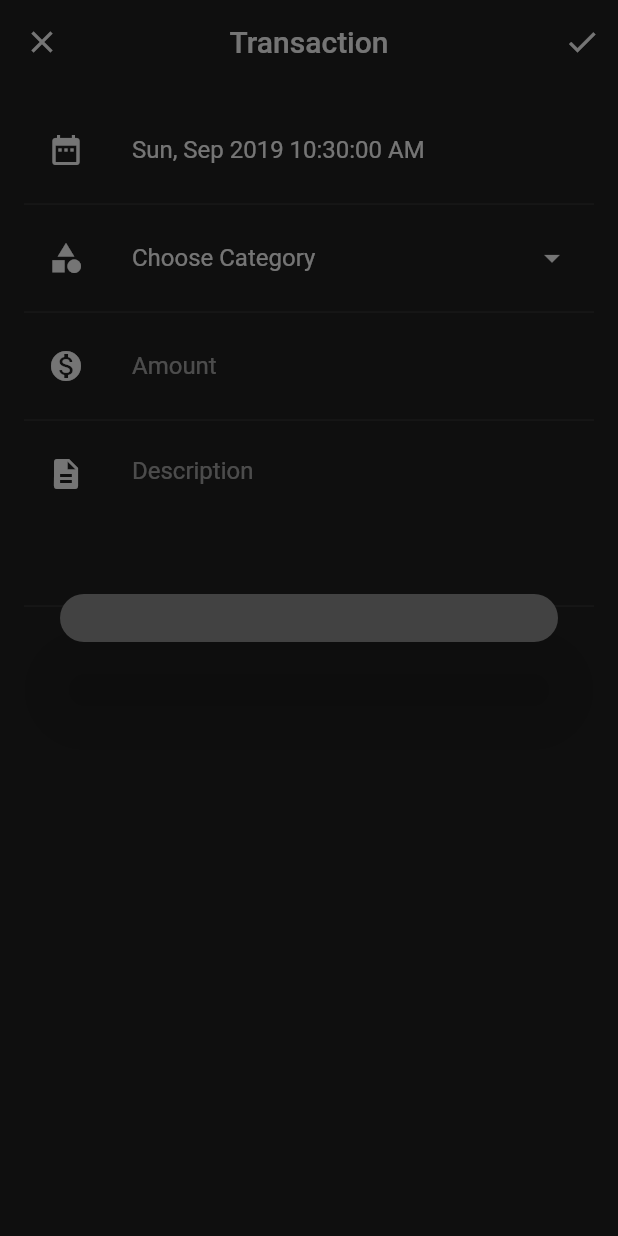
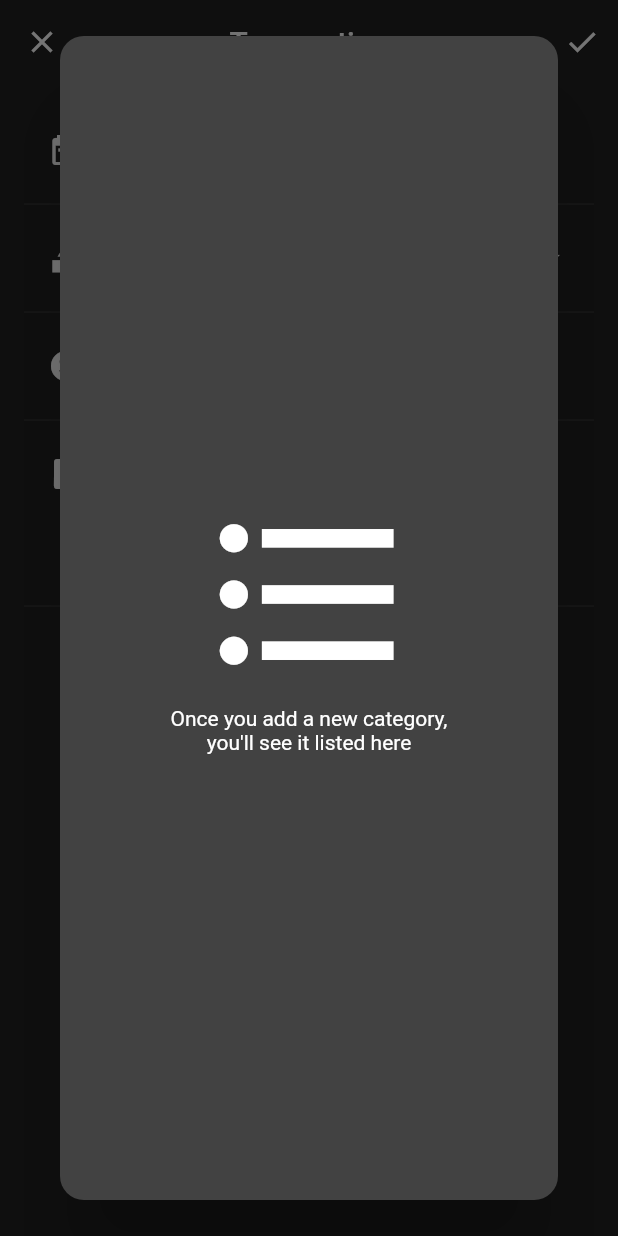
Before and after one commit to Codesait/flutter_money_manager, a Flutter app: the TransactionRoute screen opened directly, after a tap on "Choose Category", on a phone screen of 412 x 824 dp. Run offline on Flutter 3.47's test engine with Material 2 defaults, Android fonts, the phone set to English and light mode, and no system bars; our stand-ins replace sqflite; accounts and stored records are empty.

Commit message:
- Add a new file "widget_util.dart". - Renamed refactor two files "category_list" to "categories"   and "report" to "transactions". - At Categories and Transactions, show a guide message   when there is no data to show. And add auto focus feature too.

```diff
--- a/lib/my_app.dart
+++ b/lib/my_app.dart
@@ -31,7 +31,7 @@ class MyApp extends StatelessWidget {
               ListTile(
                 selected: nav.currentNav == NavigationItem.REPORT,
                 leading: Icon(Icons.assignment),
-                title: Text('Report'),
+                title: Text('Transactions'),
                 onTap: () {
                   Navigator.of(context).pop();
                   nav.changeNavigation(NavigationItem.REPORT);
--- a/lib/routes/category_route.dart
+++ b/lib/routes/category_route.dart
@@ -113,6 +113,7 @@ class _CategoryRouteState extends State<CategoryRoute> {
                     borderRadius: BorderRadius.circular(12.0),
                   ),
                 ),
+                autofocus: true,
                 validator: (value) {
                   if (value
                       .trim()
--- a/lib/routes/transaction_route.dart
+++ b/lib/routes/transaction_route.dart
@@ -2,7 +2,7 @@ import 'package:flutter/material.dart';
 import 'package:flutter_money_manager/models/transaction.dart';
 import 'package:flutter_money_manager/storage_factory/database/transaction_table.dart';
 import 'package:flutter_money_manager/utils/date_format_util.dart';
-import 'package:flutter_money_manager/widgets/category_list.dart';
+import 'package:flutter_money_manager/widgets/categories.dart';
 
 class TransactionRoute extends StatefulWidget {
   @override
@@ -155,6 +155,7 @@ class _TransactionRouteState extends State<TransactionRoute> {
                     hintText: 'Amount',
                   ),
                   keyboardType: TextInputType.number,
+                  autofocus: true,
                   validator: (value) {
                     if (value.isEmpty) {
                       return 'Enter amount!';
--- /dev/null
+++ b/lib/utils/widget_util.dart
@@ -0,0 +1,22 @@
+import 'package:flutter/material.dart';
+
+Widget buildListInitialGuideWidget(String type) {
+  return Container(
+    alignment: Alignment.center,
+    padding: EdgeInsets.all(16.0),
+    child: Column(
+      mainAxisSize: MainAxisSize.min,
+      children: <Widget>[
+        Icon(
+          Icons.format_list_bulleted,
+          size: 150.0,
+        ),
+        Text(
+          'Once you add a new $type,'
+          '\nyou\'ll see it listed here',
+          textAlign: TextAlign.center,
+        ),
+      ],
+    ),
+  );
+}
--- a/lib/widgets/category_list.dart
+++ b/lib/widgets/categories.dart
@@ -1,6 +1,8 @@
+import 'package:flutter/cupertino.dart';
 import 'package:flutter/material.dart';
 import 'package:flutter_money_manager/models/category.dart';
 import 'package:flutter_money_manager/storage_factory/database/category_table.dart';
+import 'package:flutter_money_manager/utils/widget_util.dart';
 
 import 'color_circle.dart';
 
@@ -43,7 +45,11 @@ class Categories extends StatelessWidget {
           if (snapshot.hasError) {
             return Center(child: Text(snapshot.error.toString()));
           } else if (snapshot.hasData) {
-            return _buildCategoryWidgets(snapshot.data);
+            if (snapshot.data.length > 0) {
+              return _buildCategoryWidgets(snapshot.data);
+            } else {
+              return buildListInitialGuideWidget('category');
+            }
           } else {
             return Center(child: new CircularProgressIndicator());
           }
--- a/lib/widgets/navigation_provider.dart
+++ b/lib/widgets/navigation_provider.dart
@@ -1,10 +1,10 @@
 import 'package:flutter/foundation.dart';
 import 'package:flutter/material.dart';
 import 'package:flutter_money_manager/fabs/fabs.dart';
-import 'package:flutter_money_manager/widgets/category_list.dart';
+import 'package:flutter_money_manager/widgets/categories.dart';
 import 'package:flutter_money_manager/widgets/home.dart';
-import 'package:flutter_money_manager/widgets/report.dart';
 import 'package:flutter_money_manager/widgets/settings.dart';
+import 'package:flutter_money_manager/widgets/transactions.dart';
 
 class NavigationProvider with ChangeNotifier {
   NavigationItem currentNav = NavigationItem.HOME;
@@ -30,7 +30,7 @@ class NavigationProvider with ChangeNotifier {
   Widget getAppBarTitle() {
     switch (currentNav) {
       case NavigationItem.REPORT:
-        return Text('Report');
+        return Text('Transactions');
       case NavigationItem.CATEGORIES:
         return Text('Categories');
       case NavigationItem.SETTINGS:
```
Also changed, not shown: lib/widgets/transactions.dart (renamed from lib/widgets/report.dart, +7 -2 lines).
